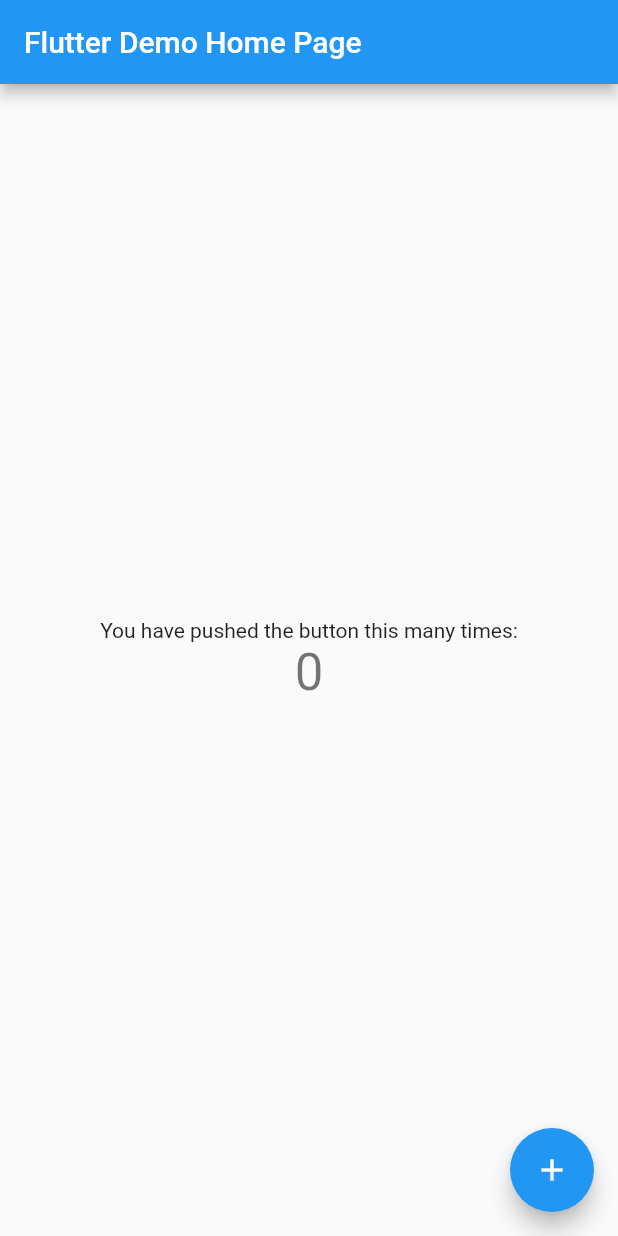
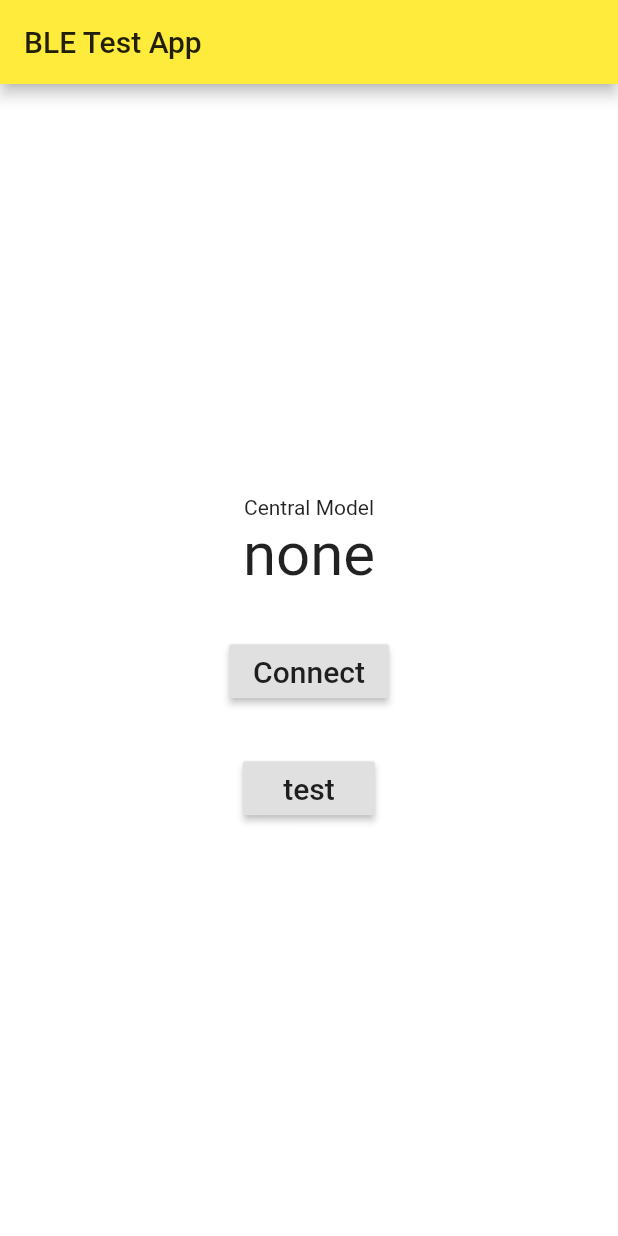
Before and after one commit to suzuki55x/flutter_ble_joystick_test, a Flutter app: the screen it shows after launch, on a phone screen of 412 x 824 dp. Run offline on Flutter 3.47's test engine with Material 2 defaults, Android fonts, the phone set to English and light mode, and no system bars; our stand-ins replace flutter_blue.

Commit message:
Update ビルドは通るが落ちるので調査

```diff
--- /dev/null
+++ b/lib/central.dart
@@ -0,0 +1,74 @@
+import 'package:flutter_ble_joystick_test/central_model.dart';
+import 'package:flutter/material.dart';
+import 'package:provider/provider.dart';
+
+class Central extends StatelessWidget {
+  Central({Key? key, required this.title}): super(key: key);
+
+  final String title;
+
+  @override
+  Widget build(BuildContext context) {
+    return ChangeNotifierProvider<CentralModel>(
+      create: (_) => CentralModel(),
+      child: Scaffold(
+        appBar: AppBar(
+          title: Text(title),
+        ),
+        body: Consumer<CentralModel>(builder: (context, model, child) {
+          return Stack (
+            children: [
+              _background(),
+              SafeArea(child: Column(
+                mainAxisAlignment: MainAxisAlignment.center,
+                children: <Widget>[
+                  Text(
+                    'Central Model'
+                  ),
+                  Text(
+                    '${model.receiveString}',
+                    style: TextStyle(fontSize: 40),
+                  ),
+                  const SizedBox(height: 30, width: double.infinity,),
+                  RaisedButton(
+                    onPressed: () {
+                      if (model.isConnected() == true) {
+                        model.disconnect();
+                      } else {
+                        model.scanDevices();
+                      }
+                    },
+                    child: Text(
+                      (model.isConnected() == true ? 'Disconnect' : 'Connect'),
+                      style: TextStyle(fontSize: 20),
+                    ),
+                  ),
+                  const SizedBox(height: 30),
+                  Row(
+                    mainAxisAlignment: MainAxisAlignment.center,
+                    children: [
+                      RaisedButton(
+                        onPressed: () {
+                          model.writeString('send message test');
+                        },
+                        child: const Text('test', style: TextStyle(fontSize: 20)),
+                      )
+                    ],
+                  )
+                ],
+              ))
+            ],
+          );
+        }),
+      ),
+    );
+  }
+
+  Widget _background() {
+    return Consumer<CentralModel>(builder: (context, model, child) {
+      return Container(
+        color: Colors.white,
+      );
+    });
+  }
+}
--- /dev/null
+++ b/lib/central_model.dart
@@ -0,0 +1,87 @@
+import 'dart:convert';
+
+import 'package:flutter/material.dart';
+import 'package:flutter_blue/flutter_blue.dart';
+
+class CentralModel extends ChangeNotifier {
+
+  final _connectToLocalName = "M5Stick-Joy-PoC";
+  final _timeout = 4;
+  final FlutterBlue _flutterBlue = FlutterBlue.instance;
+  BluetoothDevice? _device;
+  BluetoothCharacteristic? _writeCharacteristic;
+  BluetoothCharacteristic? _notifyCharacteristic;
+  String receiveString = 'none';
+  List<int> receiveRow = [];
+
+  void scanDevices() {
+    _flutterBlue.startScan(timeout: Duration(seconds: _timeout));
+    // ignore: cancel_subscriptions
+    var subscription = _flutterBlue.scanResults.listen((results) async {
+      for (ScanResult r in results) {
+        print('${r.device.name} found! rssi: ${r.rssi}');
+        if (r.device.name == _connectToLocalName) {
+          if (_device == null) {
+            _device = r.device;
+            notifyListeners();
+            await connect();
+            break;
+          }
+        }
+      }
+    });
+    _flutterBlue.stopScan();
+  }
+
+  Future<void> connect() async {
+    await _device!.connect();
+    print('connect');
+
+    List<BluetoothService> services = await _device!.discoverServices();
+    services.forEach((service) async {
+      service.characteristics.forEach((characteristic) async {
+        if (characteristic.properties.write) {
+          _writeCharacteristic = characteristic;
+          print('write');
+        } else if (characteristic.properties.notify) {
+          _notifyCharacteristic = characteristic;
+          await _notifyCharacteristic!.setNotifyValue(true);
+          _notifyCharacteristic!.value.listen((value) {
+            receiveRow = value;
+            receiveString = utf8.decode(value);
+            print('received:$receiveString');
+            notifyListeners();
+          });
+          print('notify');
+        }
+      });
+    });
+  }
+  void disconnect() {
+    _device!.disconnect();
+    _device = null;
+    _writeCharacteristic = null;
+    _notifyCharacteristic = null;
+    print('disconnect');
+    notifyListeners();
+  }
+
+  void write(List<int> message) {
+    if (_writeCharacteristic != null) {
+      _writeCharacteristic!.write(message);
+    }
+  }
+
+  void writeString(String message) {
+    if (_writeCharacteristic != null) {
+      _writeCharacteristic!.write(utf8.encode(message));
+    }
+  }
+
+  bool isConnected() {
+    if (_device == null) {
+      return false;
+    }
+    return true;
+  }
+}
--- a/lib/main.dart
+++ b/lib/main.dart
@@ -1,4 +1,5 @@
 import 'package:flutter/material.dart';
+import 'package:flutter_ble_joystick_test/central.dart';
 
 void main() {
   runApp(MyApp());
@@ -9,6 +10,7 @@ class MyApp extends StatelessWidget {
   @override
   Widget build(BuildContext context) {
     return MaterialApp(
+      debugShowCheckedModeBanner: false,
       title: 'Flutter Demo',
       theme: ThemeData(
         // This is the theme of your application.
@@ -20,9 +22,9 @@ class MyApp extends StatelessWidget {
         // or simply save your changes to "hot reload" in a Flutter IDE).
         // Notice that the counter didn't reset back to zero; the application
         // is not restarted.
-        primarySwatch: Colors.blue,
+        primarySwatch: Colors.yellow,
       ),
-      home: MyHomePage(title: 'Flutter Demo Home Page'),
+      home: Central(title: 'BLE Test App'),
     );
   }
 }
```
Also changed, not shown: pubspec.lock, 6 other files.
